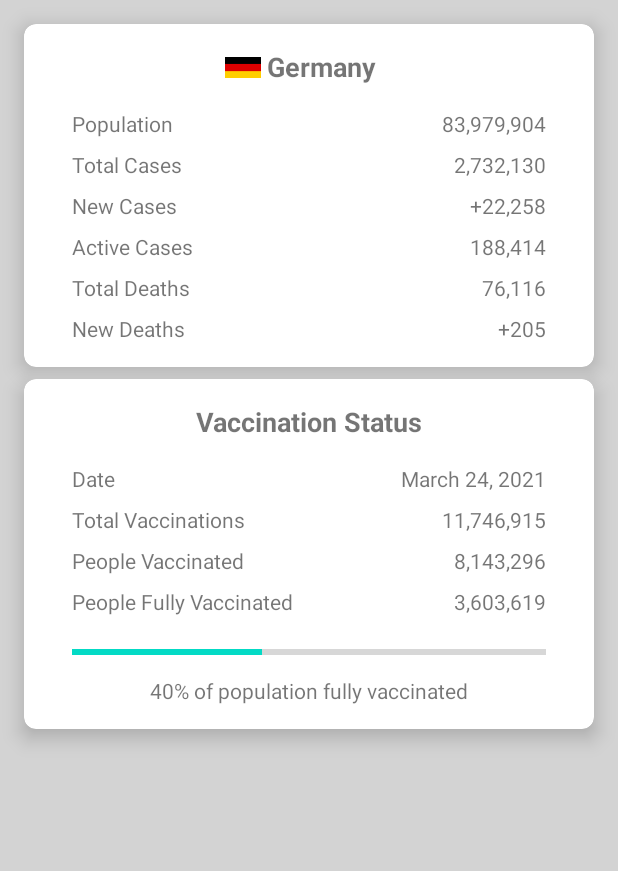
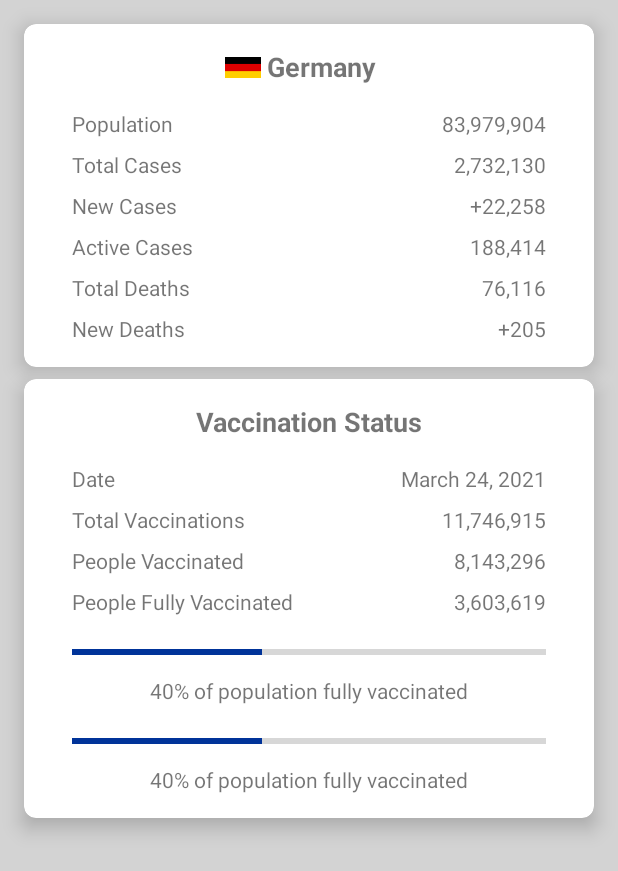
Before and after one commit to marou125/COVIDVaccinationStatus, an Android app: the layout activity_country_detail.xml on its own in the app's theme, with its tools: preview values and no code run, on a phone screen of 412 x 824 dp. Shown: the top 871 px of the screen. Run offline under Robolectric (Android 15) with nearby library versions, the phone set to English and light mode, and no system bars.

Commit message:
Added data binding Added second progress bar for progress of first vaccine shot

```diff
--- a/app/build.gradle
+++ b/app/build.gradle
@@ -16,6 +16,10 @@ android {
         versionName "1.0"
 
         testInstrumentationRunner "androidx.test.runner.AndroidJUnitRunner"
+    }
+
+    dataBinding {
+        enabled = true
     }
 
     buildTypes {
--- a/app/src/main/res/layout/activity_country_detail.xml
+++ b/app/src/main/res/layout/activity_country_detail.xml
@@ -1,7 +1,8 @@
 <?xml version="1.0" encoding="utf-8"?>
-<androidx.constraintlayout.widget.ConstraintLayout xmlns:android="http://schemas.android.com/apk/res/android"
+<layout xmlns:android="http://schemas.android.com/apk/res/android"
     xmlns:app="http://schemas.android.com/apk/res-auto"
-    xmlns:tools="http://schemas.android.com/tools"
+    xmlns:tools="http://schemas.android.com/tools">
+<androidx.constraintlayout.widget.ConstraintLayout
     android:layout_width="match_parent"
     android:layout_height="match_parent"
     tools:context=".CountryDetailActivity">
@@ -23,6 +24,21 @@
             android:layout_width="match_parent"
             android:layout_height="wrap_content"
             android:padding="16dp">
+
+            <ProgressBar
+                android:id="@+id/progressBarFirst"
+                style="?android:attr/progressBarStyleHorizontal"
+                android:layout_width="0dp"
+                android:layout_height="wrap_content"
+                android:layout_marginStart="16dp"
+                android:layout_marginTop="16dp"
+                android:layout_marginEnd="16dp"
+                android:progress="40"
+                android:progressTint="@color/start_background"
+                app:layout_constraintEnd_toEndOf="parent"
+                app:layout_constraintHorizontal_bias="0.0"
+                app:layout_constraintStart_toStartOf="parent"
+                app:layout_constraintTop_toBottomOf="@+id/textView12" />
 
             <TextView
                 android:id="@+id/textView9"
@@ -76,7 +92,7 @@
                 app:layout_constraintTop_toBottomOf="@+id/textView11" />
 
             <ProgressBar
-                android:id="@+id/progressBar"
+                android:id="@+id/progressBarFully"
                 style="?android:attr/progressBarStyleHorizontal"
                 android:layout_width="0dp"
                 android:layout_height="wrap_content"
@@ -84,18 +100,29 @@
                 android:layout_marginTop="16dp"
                 android:layout_marginEnd="16dp"
                 android:progress="40"
+                android:progressTint="@color/start_background"
                 app:layout_constraintEnd_toEndOf="parent"
                 app:layout_constraintStart_toStartOf="parent"
-                app:layout_constraintTop_toBottomOf="@+id/textView12" />
+                app:layout_constraintTop_toBottomOf="@+id/vacc_percentage_first_tv" />
 
             <TextView
-                android:id="@+id/vacc_percentage_tv"
+                android:id="@+id/vacc_percentage_full_tv"
                 android:layout_width="wrap_content"
                 android:layout_height="wrap_content"
                 android:layout_marginTop="8dp"
                 app:layout_constraintEnd_toEndOf="parent"
                 app:layout_constraintStart_toStartOf="parent"
-                app:layout_constraintTop_toBottomOf="@+id/progressBar"
+                app:layout_constraintTop_toBottomOf="@+id/progressBarFully"
+                tools:text="40% of population fully vaccinated" />
+
+            <TextView
+                android:id="@+id/vacc_percentage_first_tv"
+                android:layout_width="wrap_content"
+                android:layout_height="wrap_content"
+                android:layout_marginTop="8dp"
+                app:layout_constraintEnd_toEndOf="parent"
+                app:layout_constraintStart_toStartOf="parent"
+                app:layout_constraintTop_toBottomOf="@+id/progressBarFirst"
                 tools:text="40% of population fully vaccinated" />
 
             <TextView
@@ -309,3 +336,4 @@
     </androidx.cardview.widget.CardView>
 
 </androidx.constraintlayout.widget.ConstraintLayout>
+</layout>
```
Also changed, not shown: app/src/main/java/com/marou125/covidvaccinationstatus/CountryDetailActivity.kt (+27 -51 lines).
